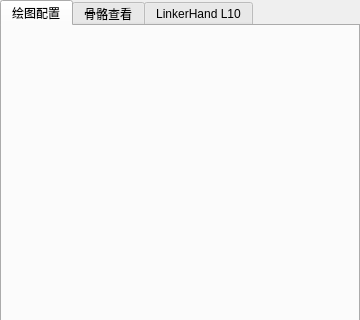
This is ui/right_panel.ui in FOHEART/MotionGloveSDK_python as Qt 5 draws it before an edit; both pictures show x 0 to 360 and y 0 to 320 of the 360 by 600 pixel window. The edited form follows.
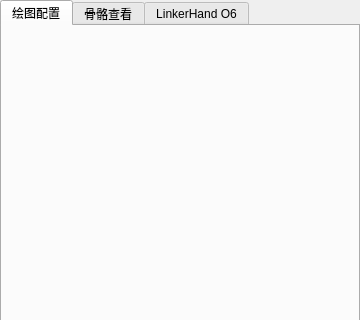
This is the edited form.

Commit message: feat(linker-hand-widget): switch from L10 left hand to O6 right hand configuration

The edit to the form file:
```diff
--- a/ui/right_panel.ui
+++ b/ui/right_panel.ui
@@ -86,7 +86,7 @@
      </widget>
      <widget class="QWidget" name="tab_linker_hand">
       <attribute name="title">
-       <string>LinkerHand L10</string>
+       <string>LinkerHand O6</string>
       </attribute>
       <layout class="QVBoxLayout" name="layout_tab_linker_hand">
        <property name="leftMargin">
```
The commit also changes 9 other files.
